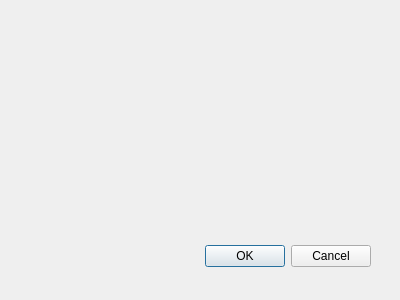
Qt form settingswindow.ui (LuisMSuarez/GameOfLife) before a commit.
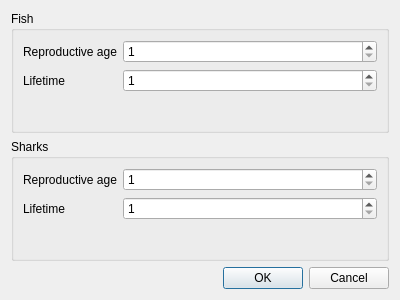
The same form after that commit.

What changed in the file:
```diff
--- a/settingswindow.ui
+++ b/settingswindow.ui
@@ -13,22 +13,92 @@
   <property name="windowTitle">
    <string>Dialog</string>
   </property>
-  <widget class="QDialogButtonBox" name="buttonBox">
-   <property name="geometry">
-    <rect>
-     <x>30</x>
-     <y>240</y>
-     <width>341</width>
-     <height>32</height>
-    </rect>
-   </property>
-   <property name="orientation">
-    <enum>Qt::Orientation::Horizontal</enum>
-   </property>
-   <property name="standardButtons">
-    <set>QDialogButtonBox::StandardButton::Cancel|QDialogButtonBox::StandardButton::Ok</set>
-   </property>
-  </widget>
+  <layout class="QGridLayout" name="gridLayout">
+   <item row="0" column="2">
+    <widget class="QGroupBox" name="groupBox">
+     <property name="title">
+      <string>Fish</string>
+     </property>
+     <layout class="QFormLayout" name="formLayout">
+      <item row="0" column="0">
+       <widget class="QLabel" name="labelFishReproductiveAge">
+        <property name="text">
+         <string>Reproductive age</string>
+        </property>
+       </widget>
+      </item>
+      <item row="0" column="1">
+       <widget class="QSpinBox" name="spinBoxFishReproductiveAge">
+        <property name="minimum">
+         <number>1</number>
+        </property>
+       </widget>
+      </item>
+      <item row="1" column="0">
+       <widget class="QLabel" name="labelFishLifetime">
+        <property name="text">
+         <string>Lifetime</string>
+        </property>
+       </widget>
+      </item>
+      <item row="1" column="1">
+       <widget class="QSpinBox" name="spinBoxFishLifetime">
+        <property name="minimum">
+         <number>1</number>
+        </property>
+       </widget>
+      </item>
+     </layout>
+    </widget>
+   </item>
+   <item row="2" column="2">
+    <widget class="QDialogButtonBox" name="buttonBox">
+     <property name="orientation">
+      <enum>Qt::Orientation::Horizontal</enum>
+     </property>
+     <property name="standardButtons">
+      <set>QDialogButtonBox::StandardButton::Cancel|QDialogButtonBox::StandardButton::Ok</set>
+     </property>
+    </widget>
+   </item>
+   <item row="1" column="2">
+    <widget class="QGroupBox" name="groupBox_2">
+     <property name="title">
+      <string>Sharks</string>
+     </property>
+     <layout class="QFormLayout" name="formLayout_2">
+      <item row="0" column="0">
+       <widget class="QLabel" name="labelSharkReproductiveAge">
+        <property name="text">
+         <string>Reproductive age</string>
+        </property>
+       </widget>
+      </item>
+      <item row="0" column="1">
+       <widget class="QSpinBox" name="spinBoxSharkReproductiveAge">
+        <property name="minimum">
+         <number>1</number>
+        </property>
+       </widget>
+      </item>
+      <item row="1" column="0">
+       <widget class="QLabel" name="labelSharkLifetime">
+        <property name="text">
+         <string>Lifetime</string>
+        </property>
+       </widget>
+      </item>
+      <item row="1" column="1">
+       <widget class="QSpinBox" name="spinBoxSharkLifetime">
+        <property name="minimum">
+         <number>1</number>
+        </property>
+       </widget>
+      </item>
+     </layout>
+    </widget>
+   </item>
+  </layout>
  </widget>
  <resources/>
  <connections>
```
Left out of the diff: 2 changed lines with no effect on the pictures.
